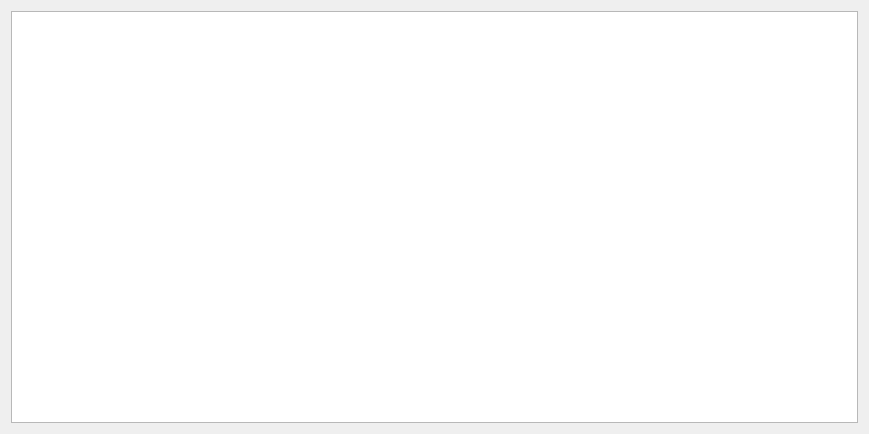
Above: DescriptorsWidget/descriptorswidget.ui from gurmaaan/DescriptorsView before the change. Below: the same form after it.
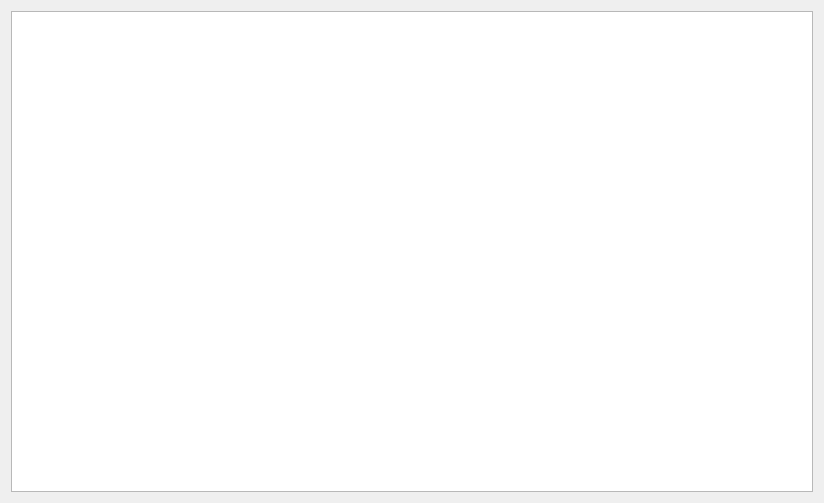
That is the form after the change.

What changed in the file:
```diff
--- a/DescriptorsWidget/descriptorswidget.ui
+++ b/DescriptorsWidget/descriptorswidget.ui
@@ -6,20 +6,29 @@
    <rect>
     <x>0</x>
     <y>0</y>
-    <width>869</width>
-    <height>434</height>
+    <width>824</width>
+    <height>503</height>
    </rect>
   </property>
   <property name="windowTitle">
    <string>Form</string>
   </property>
-  <layout class="QHBoxLayout" name="horizontalLayout">
+  <layout class="QVBoxLayout" name="verticalLayout">
    <item>
-    <widget class="QSplitter" name="splitter">
+    <widget class="QSplitter" name="splitterTable">
+     <property name="autoFillBackground">
+      <bool>true</bool>
+     </property>
      <property name="orientation">
       <enum>Qt::Horizontal</enum>
      </property>
      <widget class="QTableView" name="tableView">
+      <property name="sizePolicy">
+       <sizepolicy hsizetype="Maximum" vsizetype="Preferred">
+        <horstretch>0</horstretch>
+        <verstretch>0</verstretch>
+       </sizepolicy>
+      </property>
       <property name="minimumSize">
        <size>
         <width>800</width>
```
Left out of the diff: 3 changed lines with no effect on the pictures.
